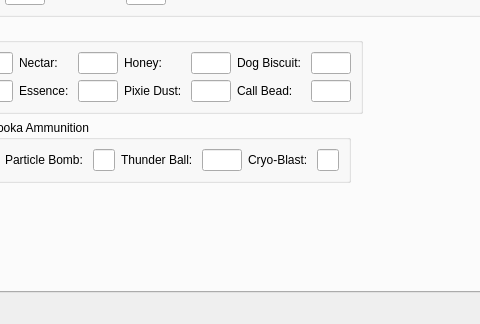
This is source/view/mainwindow.ui in jdratlif/soesrame as Qt 5 draws it before an edit; both pictures show x 105 to 585 and y 221 to 545 of the 670 by 545 pixel window. The edited form follows.
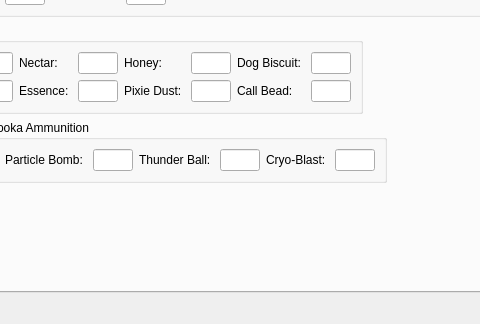
This is the edited form. The open tabs and pages were chosen to show the change. Icons and pictures are not drawn.

Diff of the .ui file:
```diff
--- a/source/view/mainwindow.ui
+++ b/source/view/mainwindow.ui
@@ -2957,6 +2957,12 @@
              </item>
              <item>
               <widget class="QLineEdit" name="particleBombText" >
+               <property name="minimumSize" >
+                <size>
+                 <width>40</width>
+                 <height>0</height>
+                </size>
+               </property>
                <property name="maximumSize" >
                 <size>
                  <width>40</width>
@@ -3003,6 +3009,12 @@
              </item>
              <item>
               <widget class="QLineEdit" name="cryoBlastText" >
+               <property name="minimumSize" >
+                <size>
+                 <width>40</width>
+                 <height>0</height>
+                </size>
+               </property>
                <property name="maximumSize" >
                 <size>
                  <width>40</width>
```
Left out of the diff: 14 changed lines with no effect on the pictures.
